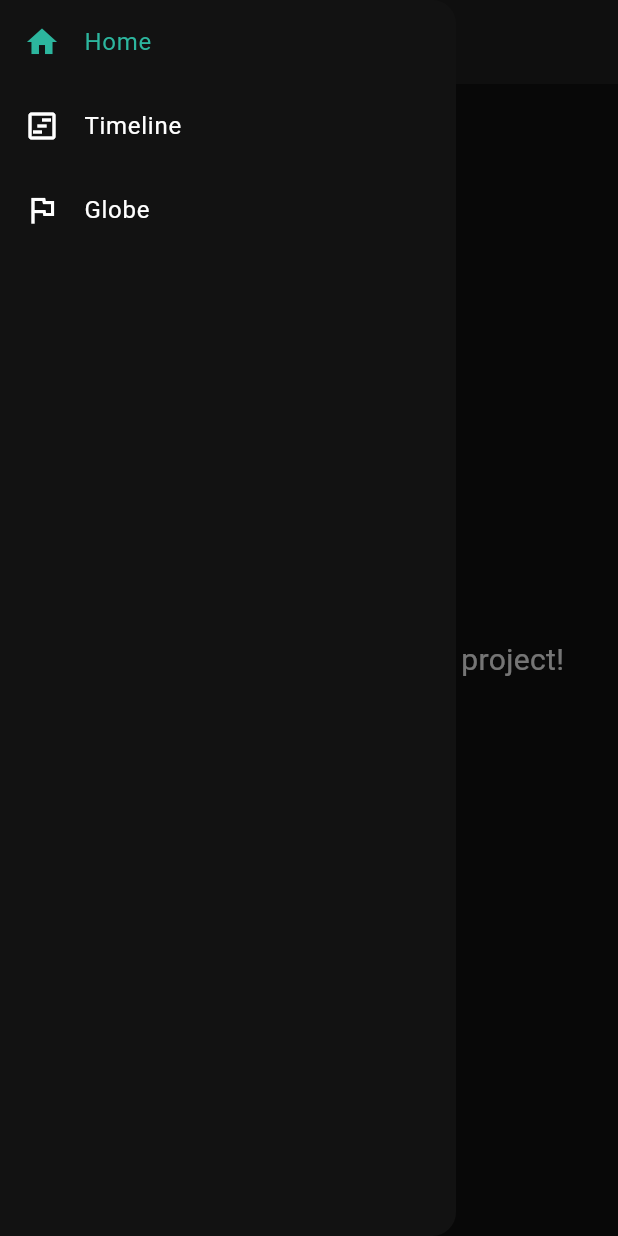
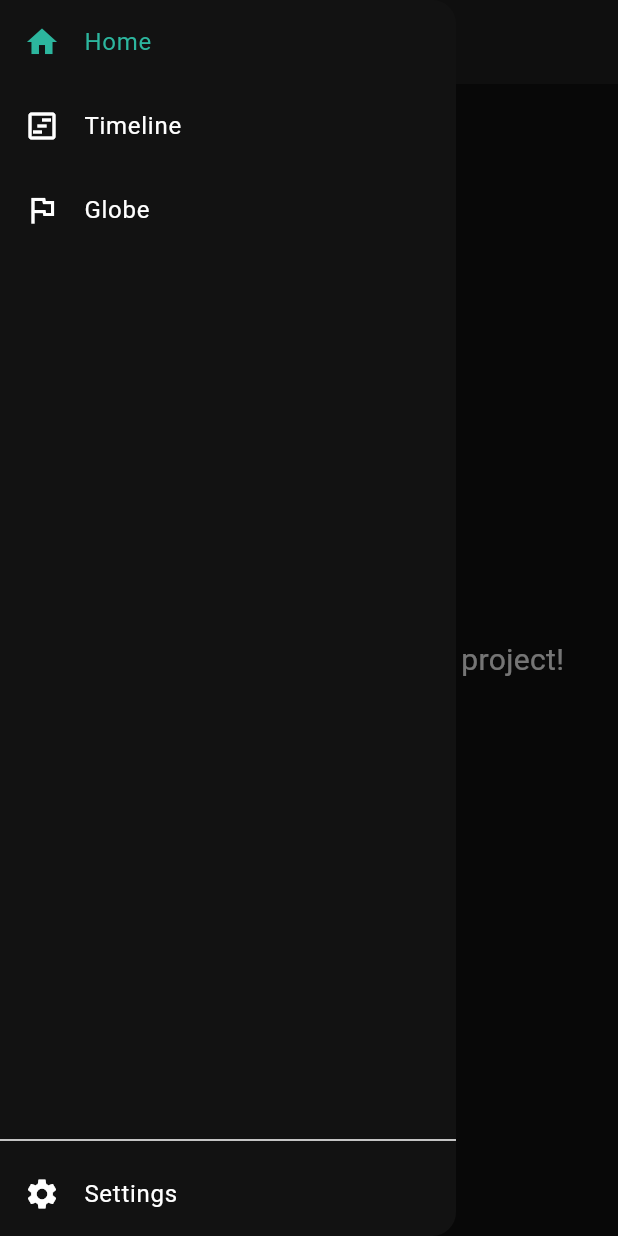
Before and after one commit to bencoepp/livius, a Flutter app: the screen it shows after launch, with the side drawer open, on a phone screen of 412 x 824 dp. Run offline on Flutter 3.47's test engine with Material 3 defaults, Android fonts, the light colour scheme and no system bars; our stand-ins replace go_router.

Commit message:
Implement Material3 theme and restructure navigation drawer
The Material3 theme was implemented in the main app settings for a better UI experience. The navigation drawer was also updated to include a new 'Settings' section at the bottom. This is separated by a divider and contributes to a more organized layout. A floating action button connected to settings has also been added to the Timeline screen.

```diff
--- a/frontend/lib/main.dart
+++ b/frontend/lib/main.dart
@@ -40,6 +40,7 @@ class MyApp extends StatelessWidget {
       title: 'Livius',
       debugShowCheckedModeBanner: false,
       theme: ThemeData(
+          useMaterial3: true,
           colorScheme: const ColorScheme.dark(
               background: Color.fromARGB(255, 32, 32, 32),
               primary: Color.fromARGB(255, 44, 182, 158),
--- a/frontend/lib/screens/timeline.dart
+++ b/frontend/lib/screens/timeline.dart
@@ -16,6 +16,10 @@ class _TimelinePageState extends State<TimelinePage> {
           title: const Text('Timeline'),
         ),
         drawer: const NavDrawer(currentPage: '/timeline'),
+        floatingActionButton: FloatingActionButton(
+          onPressed: () {},
+          child: const Icon(Icons.settings),
+        ),
         body: SizedBox(
           height: MediaQuery.of(context).size.height,
           child: ListView(
--- a/frontend/lib/widgets/navdrawer.dart
+++ b/frontend/lib/widgets/navdrawer.dart
@@ -14,7 +14,10 @@ class _NavDrawerState extends State<NavDrawer> {
   @override
   Widget build(BuildContext context) {
     return Drawer(
-        child: ListView(
+        child: Column(
+      children: [
+        ListView(
+          shrinkWrap: true,
           padding: EdgeInsets.zero,
           children: [
             NavDrawerItem(
@@ -34,6 +37,16 @@ class _NavDrawerState extends State<NavDrawer> {
               route: '/globe',
               currentPage: widget.currentPage,
               icon: Icons.assistant_photo_outlined,
+            ),
+          ],
+        ),
+        const Spacer(),
+        const Divider(),
+        NavDrawerItem(
+          title: 'Settings',
+          route: '/settings',
+          currentPage: widget.currentPage,
+          icon: Icons.settings,
         ),
       ],
     ));
```
Lines whose indentation alone changed are shown as unchanged.
